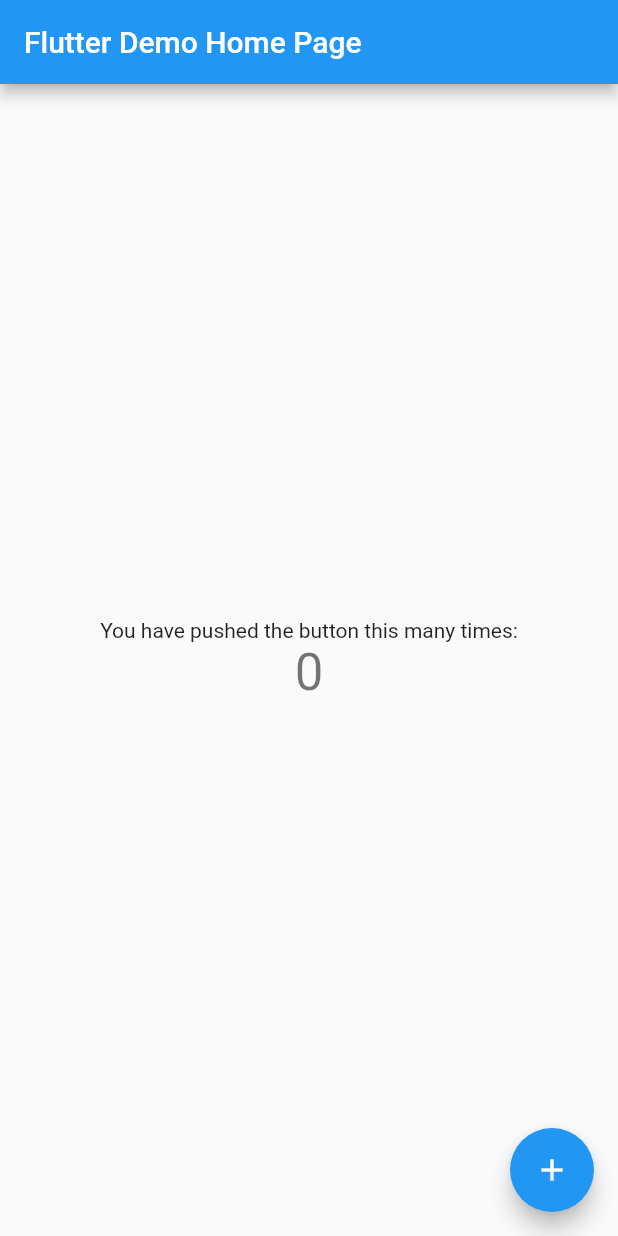
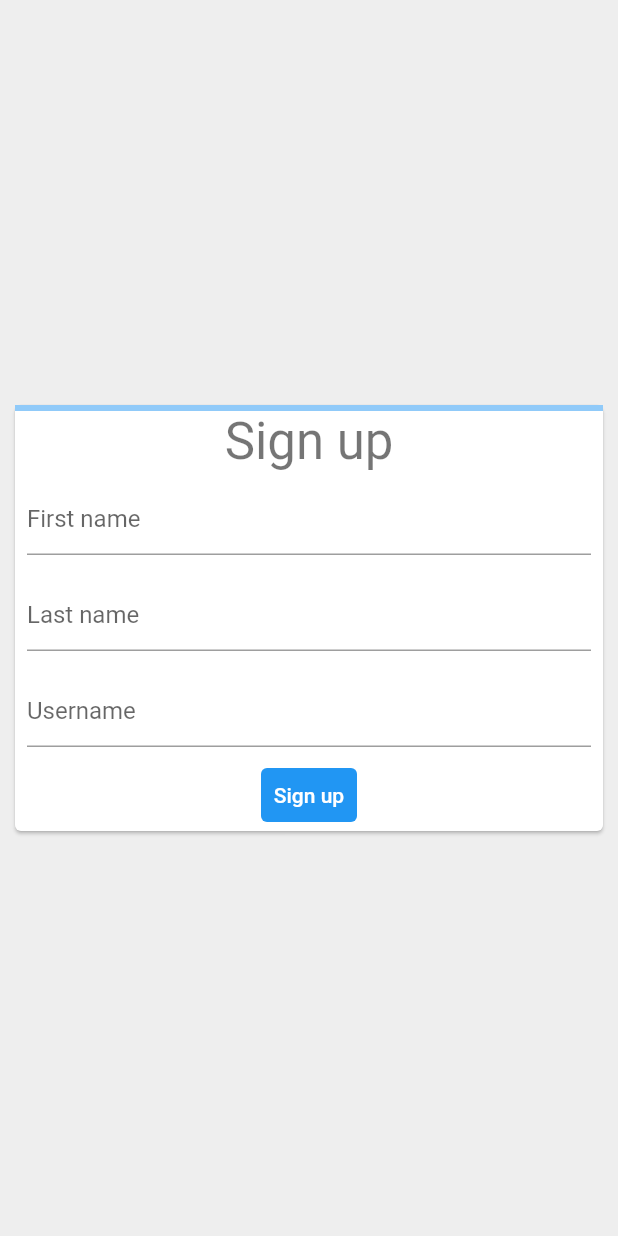
Before and after one commit to hellodword/SearchMagic, a Flutter app: the screen it shows after launch, on a phone screen of 412 x 824 dp. Run offline on Flutter 3.47's test engine with Material 2 defaults, Android fonts, the phone set to English and light mode, and no system bars; missing offline and left inert: keybinder.

Commit message:
key binding

```diff
--- a/lib/main.dart
+++ b/lib/main.dart
@@ -1,115 +1,134 @@
+import 'dart:io';
+
+import 'package:flutter/foundation.dart';
 import 'package:flutter/material.dart';
+import 'package:flutter/services.dart';
+import 'package:keybinder/keybinder.dart';
 
-void main() {
-  runApp(const MyApp());
+void main() => runApp(const SignUpApp());
+
+void gracefuleExit() {
+  exit(0);
 }
 
-class MyApp extends StatelessWidget {
-  const MyApp({super.key});
+class SignUpApp extends StatelessWidget {
+  const SignUpApp({super.key});
 
-  // This widget is the root of your application.
   @override
   Widget build(BuildContext context) {
+    // Ctrl + Q
+    Keybinder.bind(
+        Keybinding.from(
+            {LogicalKeyboardKey.controlLeft, LogicalKeyboardKey.keyQ}),
+        () => gracefuleExit());
+
+    // Ctrl + W
+    Keybinder.bind(
+        Keybinding.from(
+            {LogicalKeyboardKey.controlLeft, LogicalKeyboardKey.keyW}),
+        () => gracefuleExit());
+
+    // Alt + F4
+    Keybinder.bind(
+        Keybinding.from({LogicalKeyboardKey.altLeft, LogicalKeyboardKey.f4}),
+        () => gracefuleExit());
+
     return MaterialApp(
-      title: 'Flutter Demo',
-      theme: ThemeData(
-        // This is the theme of your application.
-        //
-        // Try running your application with "flutter run". You'll see the
-        // application has a blue toolbar. Then, without quitting the app, try
-        // changing the primarySwatch below to Colors.green and then invoke
-        // "hot reload" (press "r" in the console where you ran "flutter run",
-        // or simply save your changes to "hot reload" in a Flutter IDE).
-        // Notice that the counter didn't reset back to zero; the application
-        // is not restarted.
-        primarySwatch: Colors.blue,
-      ),
-      home: const MyHomePage(title: 'Flutter Demo Home Page'),
+      routes: {
+        '/': (context) => const SignUpScreen(),
+      },
     );
   }
 }
 
-class MyHomePage extends StatefulWidget {
-  const MyHomePage({super.key, required this.title});
-
-  // This widget is the home page of your application. It is stateful, meaning
-  // that it has a State object (defined below) that contains fields that affect
-  // how it looks.
-
-  // This class is the configuration for the state. It holds the values (in this
-  // case the title) provided by the parent (in this case the App widget) and
-  // used by the build method of the State. Fields in a Widget subclass are
-  // always marked "final".
-
-  final String title;
-
-  @override
-  State<MyHomePage> createState() => _MyHomePageState();
-}
-
-class _MyHomePageState extends State<MyHomePage> {
-  int _counter = 0;
-
-  void _incrementCounter() {
-    setState(() {
-      // This call to setState tells the Flutter framework that something has
-      // changed in this State, which causes it to rerun the build method below
-      // so that the display can reflect the updated values. If we changed
-      // _counter without calling setState(), then the build method would not be
-      // called again, and so nothing would appear to happen.
-      _counter++;
-    });
-  }
+class SignUpScreen extends StatelessWidget {
+  const SignUpScreen({super.key});
 
   @override
   Widget build(BuildContext context) {
-    // This method is rerun every time setState is called, for instance as done
-    // by the _incrementCounter method above.
-    //
-    // The Flutter framework has been optimized to make rerunning build methods
-    // fast, so that you can just rebuild anything that needs updating rather
-    // than having to individually change instances of widgets.
     return Scaffold(
-      appBar: AppBar(
-        // Here we take the value from the MyHomePage object that was created by
-        // the App.build method, and use it to set our appbar title.
-        title: Text(widget.title),
-      ),
-      body: Center(
-        // Center is a layout widget. It takes a single child and positions it
-        // in the middle of the parent.
-        child: Column(
-          // Column is also a layout widget. It takes a list of children and
-          // arranges them vertically. By default, it sizes itself to fit its
-          // children horizontally, and tries to be as tall as its parent.
-          //
-          // Invoke "debug painting" (press "p" in the console, choose the
-          // "Toggle Debug Paint" action from the Flutter Inspector in Android
-          // Studio, or the "Toggle Debug Paint" command in Visual Studio Code)
-          // to see the wireframe for each widget.
-          //
-          // Column has various properties to control how it sizes itself and
-          // how it positions its children. Here we use mainAxisAlignment to
-          // center the children vertically; the main axis here is the vertical
-          // axis because Columns are vertical (the cross axis would be
-          // horizontal).
-          mainAxisAlignment: MainAxisAlignment.center,
-          children: <Widget>[
-            const Text(
-              'You have pushed the button this many times:',
-            ),
-            Text(
-              '$_counter',
-              style: Theme.of(context).textTheme.headlineMedium,
-            ),
-          ],
+      backgroundColor: Colors.grey[200],
+      body: const Center(
+        child: SizedBox(
+          width: 400,
+          child: Card(
+            child: SignUpForm(),
+          ),
         ),
       ),
-      floatingActionButton: FloatingActionButton(
-        onPressed: _incrementCounter,
-        tooltip: 'Increment',
-        child: const Icon(Icons.add),
-      ), // This trailing comma makes auto-formatting nicer for build methods.
     );
   }
 }
+
+class SignUpForm extends StatefulWidget {
+  const SignUpForm({super.key});
+
+  @override
+  State<SignUpForm> createState() => _SignUpFormState();
+}
+
+class _SignUpFormState extends State<SignUpForm> {
+  final _firstNameTextController = TextEditingController();
+  final _lastNameTextController = TextEditingController();
+  final _usernameTextController = TextEditingController();
+
+  final double _formProgress = 0;
+
+  @override
+  Widget build(BuildContext context) {
+    return Form(
+      child: Column(
+        mainAxisSize: MainAxisSize.min,
+        children: [
+          LinearProgressIndicator(value: _formProgress),
+          Text('Sign up', style: Theme.of(context).textTheme.headlineMedium),
+          Padding(
+            padding: const EdgeInsets.all(8.0),
+            child: TextFormField(
+              controller: _firstNameTextController,
+              decoration: const InputDecoration(hintText: 'First name'),
+            ),
+          ),
+          Padding(
+            padding: const EdgeInsets.all(8.0),
+            child: TextFormField(
+              controller: _lastNameTextController,
+              decoration: const InputDecoration(hintText: 'Last name'),
+            ),
+          ),
+          Padding(
+            padding: const EdgeInsets.all(8.0),
+            child: TextFormField(
+              controller: _usernameTextController,
+              decoration: const InputDecoration(hintText: 'Username'),
+            ),
+          ),
+          TextButton(
+            style: ButtonStyle(
+              foregroundColor: MaterialStateProperty.resolveWith(
+                  (Set<MaterialState> states) {
+                return states.contains(MaterialState.disabled)
+                    ? null
+                    : Colors.white;
+              }),
+              backgroundColor: MaterialStateProperty.resolveWith(
+                  (Set<MaterialState> states) {
+                return states.contains(MaterialState.disabled)
+                    ? null
+                    : Colors.blue;
+              }),
+            ),
+            onPressed: () {
+              if (kDebugMode) {
+                print(_firstNameTextController.text);
+                print(_lastNameTextController.text);
+                print(_usernameTextController.text);
+              }
+            },
+            child: const Text('Sign up'),
+          ),
+        ],
+      ),
+    );
+  }
+}
--- a/pubspec.yaml
+++ b/pubspec.yaml
@@ -35,6 +35,7 @@
   # The following adds the Cupertino Icons font to your application.
   # Use with the CupertinoIcons class for iOS style icons.
   cupertino_icons: ^1.0.2
+  keybinder: ^1.0.1
 
 dev_dependencies:
   flutter_test:
```
Also changed, not shown: pubspec.lock, 1 other file.
